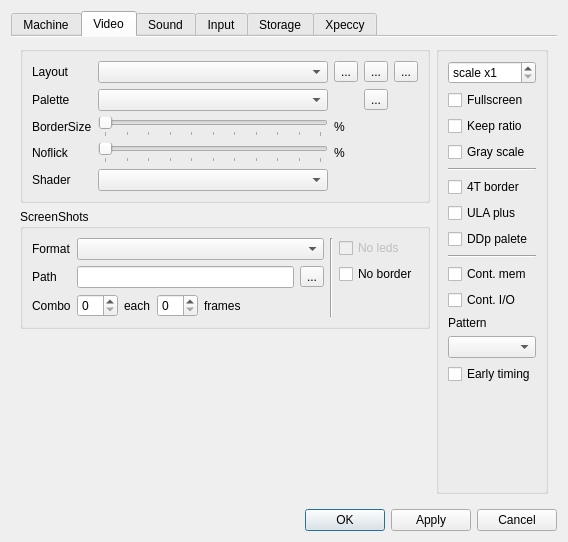
Qt form ui/setupwin.ui (samstyle/Xpeccy) before a commit.
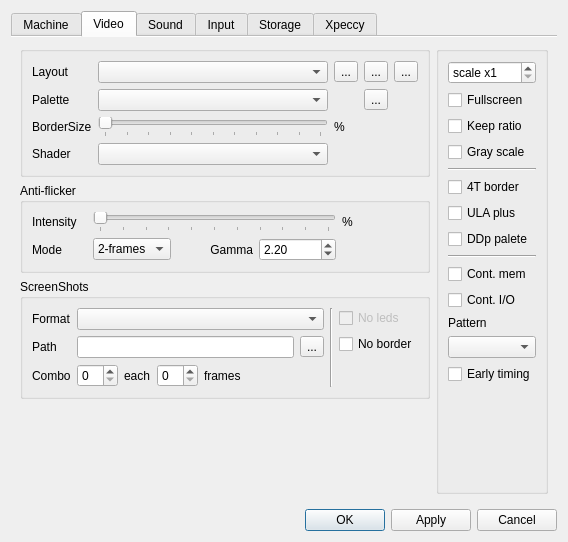
The same form after that commit. The open tabs and pages were chosen to show the change. Icons and pictures are not drawn. Custom widgets are drawn as their Qt base class.

Commit message: Refactored video settings UI: moved NoFlick controls into new Anti-flicker group and added placeholders for upcoming parameters. Config saving implemented.

Patch:
```diff
--- a/ui/setupwin.ui
+++ b/ui/setupwin.ui
@@ -447,13 +447,6 @@
                 </item>
                </layout>
               </item>
-              <item row="4" column="2">
-               <widget class="QLabel" name="labNoflic">
-                <property name="text">
-                 <string>%</string>
-                </property>
-               </widget>
-              </item>
               <item row="3" column="2">
                <widget class="QLabel" name="bszlab">
                 <property name="minimumSize">
@@ -467,29 +460,13 @@
                 </property>
                </widget>
               </item>
-              <item row="5" column="0">
+              <item row="4" column="0">
                <widget class="QLabel" name="labShader">
                 <property name="text">
                  <string>Shader</string>
                 </property>
                </widget>
               </item>
-              <item row="4" column="1">
-               <widget class="QSlider" name="sldNoflic">
-                <property name="maximum">
-                 <number>50</number>
-                </property>
-                <property name="orientation">
-                 <enum>Qt::Horizontal</enum>
-                </property>
-                <property name="tickPosition">
-                 <enum>QSlider::TicksBelow</enum>
-                </property>
-                <property name="tickInterval">
-                 <number>5</number>
-                </property>
-               </widget>
-              </item>
               <item row="3" column="1">
                <widget class="QSlider" name="bszsld">
                 <property name="maximum">
@@ -522,16 +499,9 @@
                 </property>
                </widget>
               </item>
-              <item row="5" column="1">
+              <item row="4" column="1">
                <widget class="QComboBox" name="cbShader"/>
               </item>
-              <item row="4" column="0">
-               <widget class="QLabel" name="label_12">
-                <property name="text">
-                 <string>Noflick</string>
-                </property>
-               </widget>
-              </item>
               <item row="2" column="0">
                <widget class="QLabel" name="labPalPreset">
                 <property name="text">
@@ -560,6 +530,124 @@
              </layout>
             </widget>
            </item>
+           <item>
+            <widget class="QGroupBox" name="antiflickerGBox">
+             <property name="title">
+              <string>Anti-flicker</string>
+             </property>
+             <layout class="QGridLayout" name="antiFlickerGridLayout">
+              <item row="0" column="0">
+               <widget class="QLabel" name="label_12">
+                <property name="maximumSize">
+                 <size>
+                  <width>55</width>
+                  <height>16777215</height>
+                 </size>
+                </property>
+                <property name="text">
+                 <string>Intensity</string>
+                </property>
+               </widget>
+              </item>
+              <item row="0" column="1" colspan="3">
+               <widget class="QSlider" name="sldNoflic">
+                <property name="maximum">
+                 <number>50</number>
+                </property>
+                <property name="orientation">
+                 <enum>Qt::Horizontal</enum>
+                </property>
+                <property name="tickPosition">
+                 <enum>QSlider::TicksBelow</enum>
+                </property>
+                <property name="tickInterval">
+                 <number>5</number>
+                </property>
+               </widget>
+              </item>
+              <item row="0" column="4">
+               <widget class="QLabel" name="labNoflic">
+                <property name="maximumSize">
+                 <size>
+                  <width>83</width>
+                  <height>16777215</height>
+                 </size>
+                </property>
+                <property name="text">
+                 <string>%</string>
+                </property>
+               </widget>
+              </item>
+              <item row="1" column="0">
+               <widget class="QLabel" name="antiflickerModeLabel">
+                <property name="toolTip">
+                  <string>Blending method:
+2-frames (Gigascreen)
+3-frames (3Color)</string>
+                </property>
+                <property name="text">
+                 <string>Mode</string>
+                </property>
+               </widget>
+              </item>
+              <item row="1" column="1">
+               <widget class="QComboBox" name="cbNoflicMode">
+                <item>
+                 <property name="text">
+                  <string>2-frames</string>
+                 </property>
+                </item>
+                <item>
+                 <property name="text">
+                  <string>3-frames</string>
+                 </property>
+                </item>
+               </widget>
+              </item>
+              <item row="1" column="2">
+               <widget class="QLabel" name="antiflickerGammaLabel">
+                <property name="alignment">
+                 <set>Qt::AlignRight|Qt::AlignTrailing|Qt::AlignVCenter</set>
+                </property>
+                <property name="toolTip">
+                  <string>Gamma value for colors blending</string>
+                </property>
+                <property name="minimumSize">
+                 <size>
+                  <width>30</width>
+                  <height>0</height>
+                 </size>
+                </property>
+                <property name="text">
+                 <string>Gamma</string>
+                </property>
+               </widget>
+              </item>
+              <item row="1" column="3">
+                <widget class="QDoubleSpinBox" name="sbNoflicGamma">
+                <property name="toolTip">
+                  <string>Typical values: 1.8–2.4 (2.2 ≈ CRT, 1.0 = linear blending)</string>
+                </property>
+                <property name="decimals">
+                  <number>2</number>
+                </property>
+                <property name="minimum">
+                  <double>1.0</double>
+                </property>
+                <property name="maximum">
+                  <double>3.0</double>
+                </property>
+                <property name="singleStep">
+                  <double>0.1</double>
+                </property>
+                <property name="value">
+                  <double>2.2</double>
+                </property>
+                </widget>
+              </item>
+             </layout>
+            </widget>
+           </item>
            <item>
             <widget class="QGroupBox" name="groupBox">
              <property name="title">
```
The commit also changes 4 other files.
